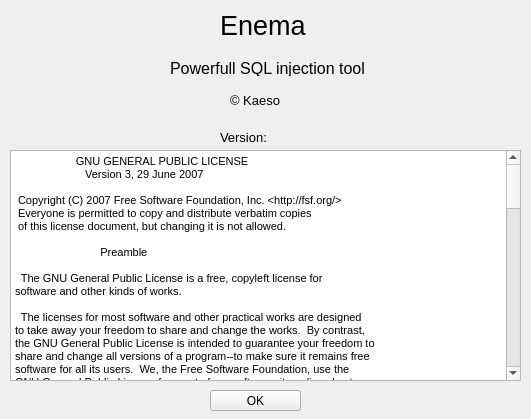
kaeso/enema, file gui/main/about.ui: the form before one commit.
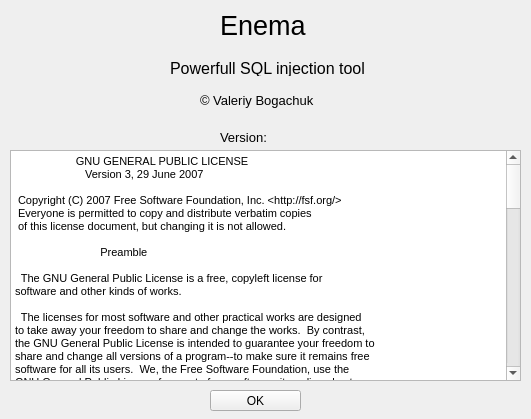
The form after the commit.

The edit to the form file:
```diff
--- a/gui/main/about.ui
+++ b/gui/main/about.ui
@@ -718,9 +718,9 @@
   <widget class="QLabel" name="label_4">
    <property name="geometry">
     <rect>
-     <x>230</x>
+     <x>200</x>
      <y>90</y>
-     <width>71</width>
+     <width>131</width>
      <height>21</height>
     </rect>
    </property>
@@ -735,7 +735,7 @@
 &lt;html&gt;&lt;head&gt;&lt;meta name=&quot;qrichtext&quot; content=&quot;1&quot; /&gt;&lt;style type=&quot;text/css&quot;&gt;
 p, li { white-space: pre-wrap; }
 &lt;/style&gt;&lt;/head&gt;&lt;body style=&quot; font-family:'MS Shell Dlg 2'; font-size:12pt; font-weight:400; font-style:normal;&quot;&gt;
-&lt;p style=&quot; margin-top:0px; margin-bottom:0px; margin-left:0px; margin-right:0px; -qt-block-indent:0; text-indent:0px;&quot;&gt;&lt;span style=&quot; font-size:10pt;&quot;&gt;© Kaeso&lt;/span&gt;&lt;/p&gt;&lt;/body&gt;&lt;/html&gt;</string>
+&lt;p style=&quot; margin-top:0px; margin-bottom:0px; margin-left:0px; margin-right:0px; -qt-block-indent:0; text-indent:0px;&quot;&gt;&lt;span style=&quot; font-size:10pt;&quot;&gt;© Valeriy Bogachuk&lt;/span&gt;&lt;/p&gt;&lt;/body&gt;&lt;/html&gt;</string>
    </property>
   </widget>
   <widget class="QLabel" name="versionLabel">
```
